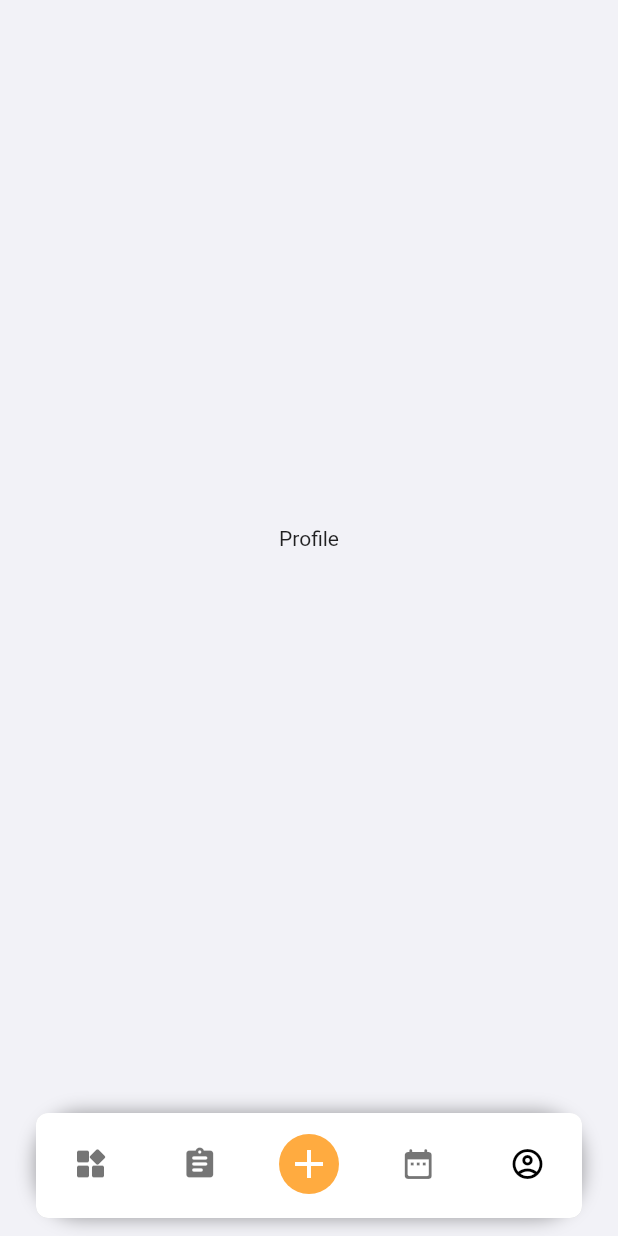
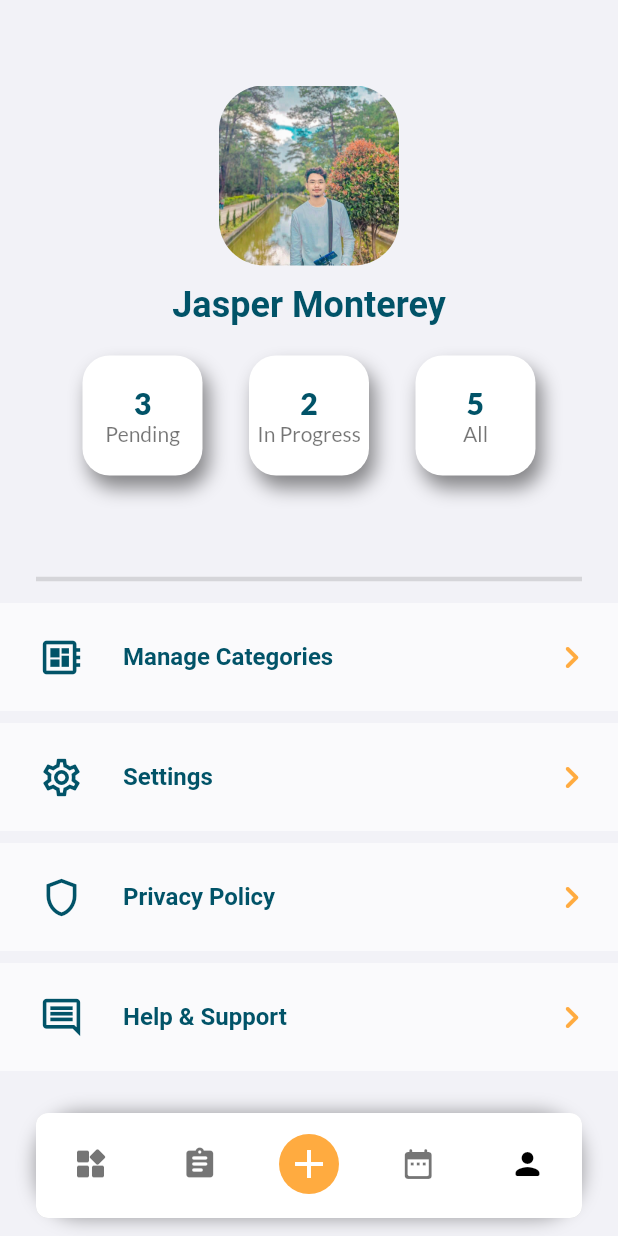
Before and after one commit to repsajanboy/task-app, a Flutter app: the screen it shows after launch, item 5 of the bottom bar chosen, on a phone screen of 412 x 824 dp. Run offline on Flutter 3.47's test engine with Material 2 defaults, Android fonts, the phone set to English and light mode, and no system bars; our stand-ins replace flutter_bloc, syncfusion_flutter_calendar.

Commit message:
Profile Screen

```diff
--- a/lib/presentation/bottom_tab/view/bottom_tab_page.dart
+++ b/lib/presentation/bottom_tab/view/bottom_tab_page.dart
@@ -5,6 +5,7 @@ import 'package:task_app/presentation/bottom_tab/bloc/bottom_tab_bloc.dart';
 import '../../../routing/app_router_names.dart';
 import '../../../style/colors.dart';
 import '../../calendar/calendar.dart';
+import '../../profile/profile.dart';
 import '../../tasks/task_list.dart';
 import '../bloc/bottom_tab_item.dart';
 import '../bloc/bottom_tab_item_type.dart';
@@ -132,15 +133,10 @@ class _BottomNavBarPageState extends State<BottomNavBarPage> {
         );
       case BottomTabItemType.profile:
         return BottomTabItem(
-          page: const Center(
-            child: Text(
-              'Profile',
-              textAlign: TextAlign.center,
-            ),
-          ),
+          page: const ProfilePage(),
           title: '',
           icon: const Icon(Icons.person_rounded),
-          activeIcon: const Icon(Icons.account_circle_outlined, color: Colors.black,),
+          activeIcon: const Icon(Icons.person_rounded, color: Colors.black,),
         );
       default:
         return BottomTabItem(
--- /dev/null
+++ b/lib/presentation/profile/profile.dart
@@ -0,0 +1 @@
+export 'view/profile_page.dart';
--- /dev/null
+++ b/lib/presentation/profile/view/profile_page.dart
@@ -0,0 +1,290 @@
+import 'package:flutter/material.dart';
+
+import '../../../style/colors.dart';
+import '../../../utils/extensions/context_extension.dart';
+
+class ProfilePage extends StatelessWidget {
+  const ProfilePage({super.key});
+
+  @override
+  Widget build(BuildContext context) {
+    return Scaffold(
+      backgroundColor: AppColors.background,
+      body: SafeArea(
+        child: Column(
+          children: [
+            Expanded(
+              child: Column(
+                crossAxisAlignment: CrossAxisAlignment.center,
+                mainAxisAlignment: MainAxisAlignment.center,
+                children: [
+                  Container(
+                    padding: const EdgeInsets.symmetric(
+                        horizontal: 24.0, vertical: 12.0),
+                    alignment: Alignment.center,
+                    child: ClipRRect(
+                      borderRadius: BorderRadius.circular(30),
+                      child: const Image(
+                        width: 120,
+                        height: 120,
+                        image: AssetImage(
+                          'assets/images/avatar.jpeg',
+                        ),
+                      ),
+                    ),
+                  ),
+                  Container(
+                    padding: const EdgeInsets.only(bottom: 8.0),
+                    child: const Text(
+                      'Jasper Monterey',
+                      style: TextStyle(
+                        color: AppColors.mainColor,
+                        fontSize: 24.0,
+                        fontWeight: FontWeight.bold,
+                      ),
+                    ),
+                  ),
+                  Padding(
+                    padding: const EdgeInsets.symmetric(
+                        horizontal: 24.0, vertical: 12.0),
+                    child: Row(
+                      mainAxisAlignment: MainAxisAlignment.spaceEvenly,
+                      children: [
+                        Container(
+                          width: 80.0,
+                          height: 80.0,
+                          decoration: BoxDecoration(
+                            color: Colors.white,
+                            borderRadius: BorderRadius.circular(18.0),
+                            boxShadow: const [
+                              BoxShadow(
+                                color: Colors.black45,
+                                blurRadius: 10,
+                                offset: Offset(4, 8), // Shadow position
+                              ),
+                            ],
+                          ),
+                          child: Column(
+                            mainAxisAlignment: MainAxisAlignment.center,
+                            children: [
+                              Text(
+                                '3',
+                                style: context.typo.dashboardTitle(),
+                              ),
+                              Text(
+                                'Pending',
+                                style: context.typo.dashboardGreyTexts(),
+                              )
+                            ],
+                          ),
+                        ),
+                        Container(
+                          width: 80.0,
+                          height: 80.0,
+                          decoration: BoxDecoration(
+                            color: Colors.white,
+                            borderRadius: BorderRadius.circular(18.0),
+                            boxShadow: const [
+                              BoxShadow(
+                                color: Colors.black45,
+                                blurRadius: 10,
+                                offset: Offset(4, 8), // Shadow position
+                              ),
+                            ],
+                          ),
+                          child: Column(
+                            mainAxisAlignment: MainAxisAlignment.center,
+                            children: [
+                              Text(
+                                '2',
+                                style: context.typo.dashboardTitle(),
+                              ),
+                              Text(
+                                'In Progress',
+                                style: context.typo.dashboardGreyTexts(),
+                              )
+                            ],
+                          ),
+                        ),
+                        Container(
+                          width: 80.0,
+                          height: 80.0,
+                          decoration: BoxDecoration(
+                            color: Colors.white,
+                            borderRadius: BorderRadius.circular(18.0),
+                            boxShadow: const [
+                              BoxShadow(
+                                color: Colors.black45,
+                                blurRadius: 10,
+                                offset: Offset(4, 8), // Shadow position
+                              ),
+                            ],
+                          ),
+                          child: Column(
+                            mainAxisAlignment: MainAxisAlignment.center,
+                            children: [
+                              Text(
+                                '5',
+                                style: context.typo.dashboardTitle(),
+                              ),
+                              Text(
+                                'All',
+                                style: context.typo.dashboardGreyTexts(),
+                              )
+                            ],
+                          ),
+                        ),
+                      ],
+                    ),
+                  ),
+                ],
+              ),
+            ),
+            const Padding(
+              padding: EdgeInsets.symmetric(horizontal: 24.0, vertical: 4.0),
+              child: Divider(
+                thickness: 3,
+              ),
+            ),
+            Container(
+              margin: const EdgeInsets.symmetric(vertical: 4.0),
+              padding: const EdgeInsets.symmetric(vertical: 8.0),
+              decoration: const BoxDecoration(
+                color: Colors.white60,
+              ),
+              child: ListTile(
+                leading: const SizedBox(
+                  width: 50.0,
+                  height: 50.0,
+                  child: Center(
+                    child: Icon(
+                      Icons.developer_board_outlined,
+                      color: AppColors.mainColor,
+                      size: 30.0,
+                    ),
+                  ),
+                ),
+                title: const Text(
+                  'Manage Categories',
+                  style: TextStyle(
+                    color: AppColors.mainColor,
+                    fontWeight: FontWeight.bold,
+                    fontSize: 16.0,
+                  ),
+                ),
+                trailing: const Icon(
+                  Icons.chevron_right_rounded,
+                  color: Colors.orangeAccent,
+                  size: 30.0,
+                ),
+                onTap: () {},
+              ),
+            ),
+            Container(
+              margin: const EdgeInsets.symmetric(vertical: 4.0),
+              padding: const EdgeInsets.symmetric(vertical: 8.0),
+              decoration: const BoxDecoration(
+                color: Colors.white60,
+              ),
+              child: ListTile(
+                leading: const SizedBox(
+                  width: 50.0,
+                  height: 50.0,
+                  child: Center(
+                    child: Icon(
+                      Icons.settings_outlined,
+                      color: AppColors.mainColor,
+                      size: 30.0,
+                    ),
+                  ),
+                ),
+                title: const Text(
+                  'Settings',
+                  style: TextStyle(
+                    color: AppColors.mainColor,
+                    fontWeight: FontWeight.bold,
+                    fontSize: 16.0,
+                  ),
+                ),
+                trailing: const Icon(
+                  Icons.chevron_right_rounded,
+                  color: Colors.orangeAccent,
+                  size: 30.0,
+                ),
+                onTap: () {},
+              ),
+            ),
+            Container(
+              margin: const EdgeInsets.symmetric(vertical: 4.0),
+              padding: const EdgeInsets.symmetric(vertical: 8.0),
+              decoration: const BoxDecoration(
+                color: Colors.white60,
+              ),
+              child: ListTile(
+                leading: const SizedBox(
+                  width: 50.0,
+                  height: 50.0,
+                  child: Center(
+                    child: Icon(
+                      Icons.shield_outlined,
+                      color: AppColors.mainColor,
+                      size: 30.0,
+                    ),
+                  ),
+                ),
+                title: const Text(
+                  'Privacy Policy',
+                  style: TextStyle(
+                    color: AppColors.mainColor,
+                    fontWeight: FontWeight.bold,
+                    fontSize: 16.0,
+                  ),
+                ),
+                trailing: const Icon(
+                  Icons.chevron_right_rounded,
+                  color: Colors.orangeAccent,
+                  size: 30.0,
+                ),
+                onTap: () {},
+              ),
+            ),
+            Container(
+              margin: const EdgeInsets.symmetric(vertical: 4.0),
+              padding: const EdgeInsets.symmetric(vertical: 8.0),
+              decoration: const BoxDecoration(
+                color: Colors.white60,
+              ),
+              child: ListTile(
+                leading: const SizedBox(
+                  width: 50.0,
+                  height: 50.0,
+                  child: Center(
+                    child: Icon(
+                      Icons.comment_outlined,
+                      color: AppColors.mainColor,
+                      size: 30.0,
+                    ),
+                  ),
+                ),
+                title: const Text(
+                  'Help & Support',
+                  style: TextStyle(
+                    color: AppColors.mainColor,
+                    fontWeight: FontWeight.bold,
+                    fontSize: 16.0,
+                  ),
+                ),
+                trailing: const Icon(
+                  Icons.chevron_right_rounded,
+                  color: Colors.orangeAccent,
+                  size: 30.0,
+                ),
+                onTap: () {},
+              ),
+            ),
+          ],
+        ),
+      ),
+    );
+  }
+}
```
